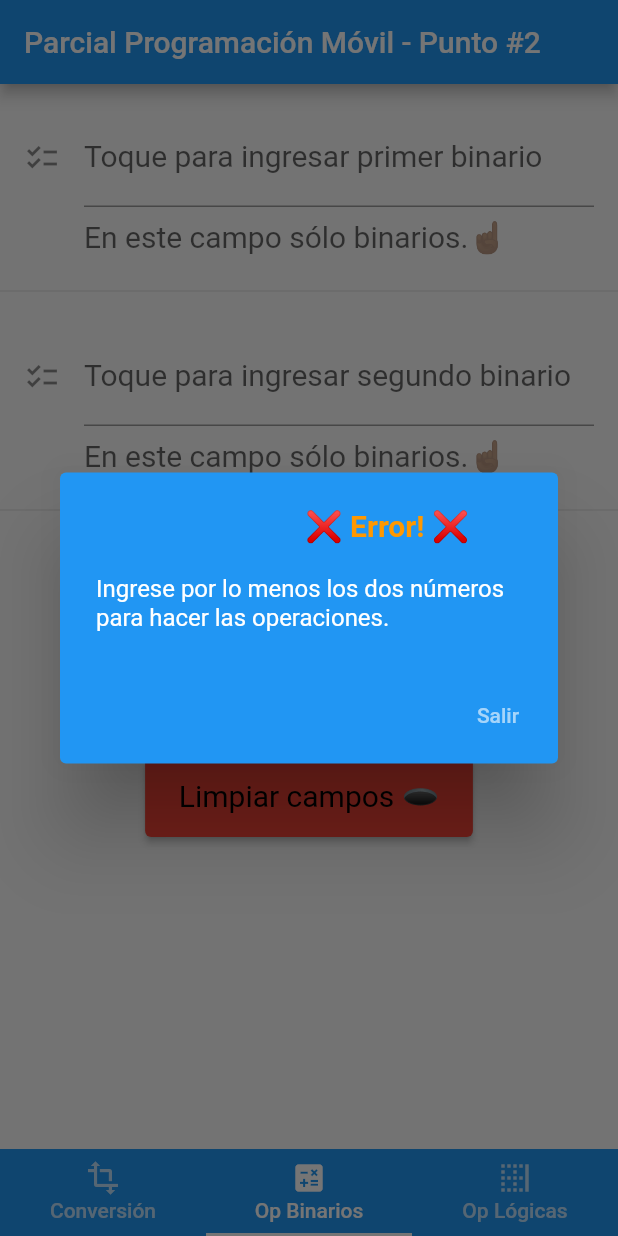
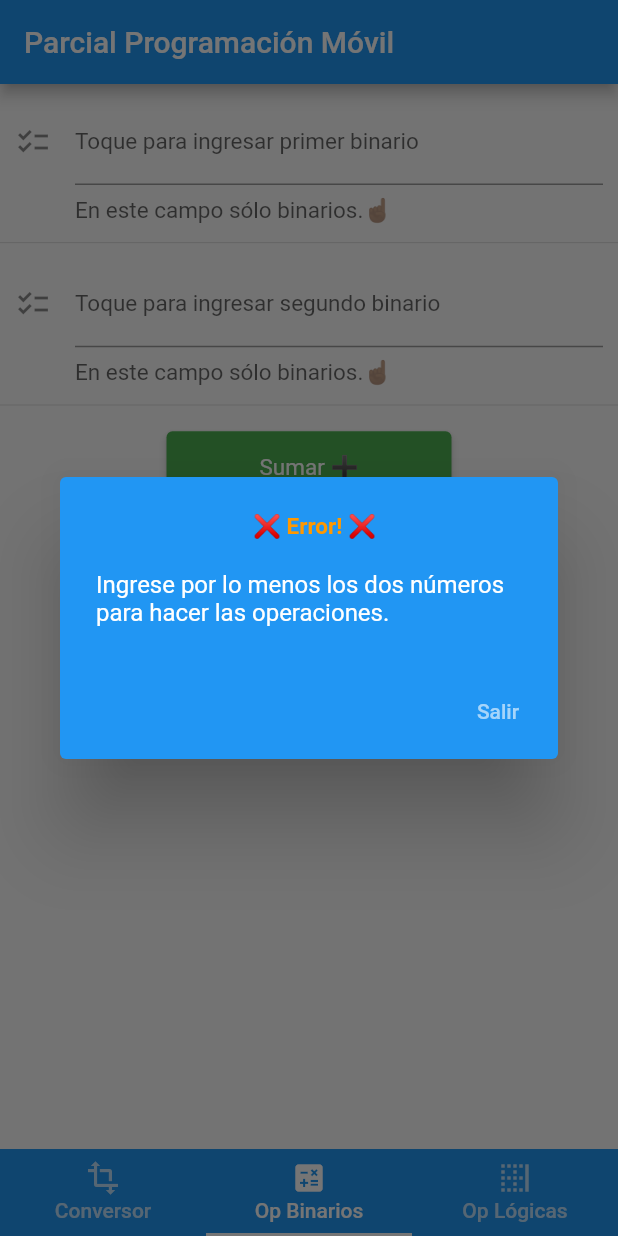
Before and after one commit to JesielPalacios/calculadorapp-binaria, a Flutter app: the screen it shows after launch, item 2 of the bottom bar chosen, after a tap on "Sumar ➕", on a phone screen of 412 x 824 dp. Run offline on Flutter 3.47's test engine with Material 2 defaults, Android fonts, the phone set to English and light mode, and no system bars.

Commit message:
Cambia estilos de botones.

```diff
--- a/lib/pages/menuTabs/conversionesNum/estructura.dart
+++ b/lib/pages/menuTabs/conversionesNumericas/estructura.dart
@@ -1,4 +1,5 @@
 import 'package:flutter/material.dart';
+import 'package:parcial_prog_movil/pages/menuTabs/widgesPersonalizados/estilosBotones.dart';
 
 class EstructuraConversiones extends StatefulWidget {
   @override
@@ -17,27 +18,27 @@ class _EstructuraConversiones extends State<EstructuraConversiones> {
     setState(() {
       if (tipo == 'decimal') {
         inputBinarios.text = int.parse(value).toRadixString(2).padLeft(4, '0');
-        inputOctales.text = int.parse(value).toRadixString(8);
+        inputOctales.text = int.parse(value).toRadixString(16);
         inputHexadecimales.text = int.parse(value).toRadixString(16);
       } else if (tipo == 'binario') {
         inputDecimales.text = int.parse(value, radix: 2).toString();
-        inputOctales.text = int.parse(value, radix: 2).toRadixString(8);
+        inputOctales.text = int.parse(value, radix: 2).toRadixString(16);
         inputHexadecimales.text = int.parse(value, radix: 2).toRadixString(16);
       } else if (tipo == 'octal') {
-        inputDecimales.text = int.parse(value, radix: 8).toString();
+        inputDecimales.text = int.parse(value, radix: 16).toString();
         inputBinarios.text =
-            int.parse(value, radix: 8).toRadixString(2).padLeft(4, '0');
-        inputHexadecimales.text = int.parse(value, radix: 8).toRadixString(16);
+            int.parse(value, radix: 16).toRadixString(2).padLeft(4, '0');
+        inputHexadecimales.text = int.parse(value, radix: 16).toRadixString(16);
       } else if (tipo == 'hexadecimal') {
         inputDecimales.text = int.parse(value, radix: 16).toString();
         inputBinarios.text =
             int.parse(value, radix: 16).toRadixString(2).padLeft(4, '0');
-        inputOctales.text = int.parse(value, radix: 16).toRadixString(8);
+        inputOctales.text = int.parse(value, radix: 16).toRadixString(16);
       }
     });
   }
 
-  void limpiarCampos() {
+  void limpiarCampos([dynamic valorDefecto]) {
     inputDecimales.text = "";
     inputBinarios.text = "";
     inputOctales.text = "";
@@ -47,98 +48,87 @@ class _EstructuraConversiones extends State<EstructuraConversiones> {
   @override
   Widget build(BuildContext context) {
     return Scaffold(
-        appBar: AppBar(title: Text("Parcial Programación Móvil - Punto #1")),
+        appBar: AppBar(title: Text("Parcial Programación Móvil")),
         body: Container(
             child: Center(
                 child: ListView(
           children: [
-            Column(mainAxisAlignment: MainAxisAlignment.start, children: [
-              Align(alignment: Alignment.center),
+            Column(children: [
               Padding(
-                  padding: EdgeInsets.all(16.0),
+                  padding:
+                      EdgeInsets.only(top: 0, bottom: 0, left: 16, right: 16),
                   child: TextField(
                       keyboardType: TextInputType.number,
                       controller: inputDecimales,
-                      style: TextStyle(fontSize: 20, color: Colors.green),
+                      style: TextStyle(fontSize: 15, color: Colors.green),
                       onChanged: (String value) async =>
                           convertirValores(value, 'decimal'),
                       decoration: InputDecoration(
                         icon: Icon(Icons.checklist),
-                        labelText: "Toque para ingresar un número en decimal",
+                        labelText: "Toque para ingresar decimal",
                         hintText: "Decimal",
-                        helperText: "En este campo sólo decimales.☝🏾",
-                        helperStyle: TextStyle(fontSize: 20.0),
+                        helperText: "Sólo decimales.☝🏾",
+                        helperStyle: TextStyle(fontSize: 15),
                       ))),
               Row(children: <Widget>[
-                Expanded(child: Divider()),
+                Expanded(child: Divider(height: 5)),
               ]),
               Padding(
-                  padding: EdgeInsets.all(16.0),
+                  padding:
+                      EdgeInsets.only(top: 0, bottom: 0, left: 16, right: 16),
                   child: TextField(
                       keyboardType: TextInputType.number,
                       controller: inputBinarios,
-                      style: TextStyle(fontSize: 20, color: Colors.green),
+                      style: TextStyle(fontSize: 15, color: Colors.green),
                       onChanged: (String value) async =>
                           convertirValores(value, 'binario'),
                       decoration: InputDecoration(
                         icon: Icon(Icons.checklist),
-                        labelText: "Toque para ingresar un número en binario",
+                        labelText: "Toque para ingresar binario",
                         hintText: "Binario",
-                        helperText: "En este campo sólo binarios.☝🏾",
-                        helperStyle: TextStyle(fontSize: 20.0),
+                        helperText: "Sólo binarios.☝🏾",
+                        helperStyle: TextStyle(fontSize: 15),
                       ))),
               Row(children: <Widget>[
-                Expanded(child: Divider()),
+                Expanded(child: Divider(height: 5)),
               ]),
               Padding(
-                  padding: EdgeInsets.all(16.0),
+                  padding:
+                      EdgeInsets.only(top: 0, bottom: 0, left: 16, right: 16),
                   child: TextField(
                       keyboardType: TextInputType.number,
                       controller: inputOctales,
-                      style: TextStyle(fontSize: 20, color: Colors.green),
+                      style: TextStyle(fontSize: 15, color: Colors.green),
                       onChanged: (String value) async =>
                           convertirValores(value, 'octal'),
                       decoration: InputDecoration(
                         icon: Icon(Icons.checklist),
-                        labelText: "Toque para ingresar un número en octal",
+                        labelText: "Toque para ingresar octal",
                         hintText: "Octal",
-                        helperText: "En este campo sólo octales.☝🏾",
-                        helperStyle: TextStyle(fontSize: 20.0),
+                        helperText: "Sólo octales.☝🏾",
+                        helperStyle: TextStyle(fontSize: 15),
                       ))),
               Row(children: <Widget>[
-                Expanded(child: Divider()),
+                Expanded(child: Divider(height: 5)),
               ]),
               Padding(
-                  padding: EdgeInsets.all(16.0),
+                  padding:
+                      EdgeInsets.only(top: 0, bottom: 0, left: 16, right: 16),
                   child: TextField(
                       keyboardType: TextInputType.number,
                       controller: inputHexadecimales,
-                      style: TextStyle(fontSize: 20, color: Colors.green),
+                      style: TextStyle(fontSize: 15, color: Colors.green),
                       onChanged: (String value) async =>
                           convertirValores(value, 'hexadecimal'),
                       decoration: InputDecoration(
                         icon: Icon(Icons.checklist),
-                        labelText:
-                            "Toque para ingresar un número en hexadecimal",
+                        labelText: "Toque para ingresar hexadecimal",
                         hintText: "hexadecimal",
-                        helperText: "En este campo sólo hexadecimales.☝🏾",
-                        helperStyle: TextStyle(fontSize: 20.0),
+                        helperText: "Sólo hexadecimales.☝🏾",
+                        helperStyle: TextStyle(fontSize: 15),
                       ))),
-              Row(children: <Widget>[
-                Expanded(child: Divider()),
-              ]),
-              Padding(
-                padding: EdgeInsets.all(16.0),
-                child: ElevatedButton(
-                    style: ElevatedButton.styleFrom(
-                        textStyle:
-                            TextStyle(fontSize: 20, color: Colors.orange),
-                        padding: EdgeInsets.only(
-                            left: 71, right: 71, bottom: 15, top: 15),
-                        primary: Colors.red),
-                    child: Text("Limpiar campos 🕳"),
-                    onPressed: () => limpiarCampos()),
-              ),
+              boton(limpiarCampos, 'Limpiar campos', '', true),
+              // mostrarBotonLimpiarCampos(limpiarCampos)
             ])
           ],
         ))));
--- a/lib/pages/menuTabs/operacionesBinarios/estructura.dart
+++ b/lib/pages/menuTabs/operacionesBinarios/estructura.dart
@@ -1,5 +1,6 @@
 import 'package:flutter/material.dart';
 import 'package:flutter/services.dart';
+import 'package:parcial_prog_movil/pages/menuTabs/widgesPersonalizados/estilosBotones.dart';
 
 class EstructuraOperacionesBinarios extends StatefulWidget {
   @override
@@ -29,9 +30,11 @@ class _EstructuraOperacionesBinarios
     });
   }
 
-  void limpiarCampos() {
+  void limpiarCampos([dynamic valorDefecto]) {
     inputBinario1.text = "";
     inputBinario2.text = "";
+    binario1 = 0;
+    binario2 = 0;
   }
 
   void operar(String operacion) {
@@ -48,7 +51,7 @@ class _EstructuraOperacionesBinarios
           elevation: 24.0,
           backgroundColor: Colors.blue,
           titleTextStyle: TextStyle(
-              fontWeight: FontWeight.bold, color: Colors.white, fontSize: 20.0),
+              fontWeight: FontWeight.bold, color: Colors.white, fontSize: 15),
           actions: [
             TextButton(
                 onPressed: () {
@@ -83,7 +86,7 @@ class _EstructuraOperacionesBinarios
           elevation: 24.0,
           backgroundColor: Colors.blue,
           titleTextStyle: TextStyle(
-              fontWeight: FontWeight.bold, color: Colors.white, fontSize: 20.0),
+              fontWeight: FontWeight.bold, color: Colors.white, fontSize: 15),
           actions: [
             TextButton(
                 onPressed: () {
@@ -119,19 +122,18 @@ class _EstructuraOperacionesBinarios
 
   @override
   Widget build(BuildContext context) {
-    final ButtonStyle style =
-        ElevatedButton.styleFrom(
-            textStyle: const TextStyle(fontSize: 20),
-            padding: EdgeInsets.only(left: 65, right: 65, bottom: 15, top: 15),
-            primary: Colors.green);
+    final ButtonStyle style = ElevatedButton.styleFrom(
+        textStyle: const TextStyle(fontSize: 15),
+        padding: EdgeInsets.only(left: 62, right: 62, bottom: 15, top: 15),
+        primary: Colors.green);
 
-    final ButtonStyle eliminar = ElevatedButton.styleFrom(
-        textStyle: const TextStyle(fontSize: 20, color: Colors.orange),
-        padding: EdgeInsets.only(left: 22.5, right: 22.5, bottom: 15, top: 15),
-        primary: Colors.red);
+    // final ButtonStyle eliminar = ElevatedButton.styleFrom(
+    //     textStyle: const TextStyle(fontSize: 15, color: Colors.orange),
+    //     padding: EdgeInsets.only(left: 22.5, right: 22.5, bottom: 15, top: 15),
+    //     primary: Colors.red);
 
     return Scaffold(
-        appBar: AppBar(title: Text("Parcial Programación Móvil - Punto #2")),
+        appBar: AppBar(title: Text("Parcial Programación Móvil")),
         body: Container(
             child: Center(
                 child: ListView(
@@ -139,11 +141,11 @@ class _EstructuraOperacionesBinarios
             Column(mainAxisAlignment: MainAxisAlignment.center, children: [
               Align(alignment: Alignment.center),
               Padding(
-                  padding: EdgeInsets.all(16.0),
+                  padding: EdgeInsets.all(10),
                   child: TextField(
                       keyboardType: TextInputType.number,
                       controller: inputBinario1,
-                      style: TextStyle(fontSize: 20, color: Colors.green),
+                      style: TextStyle(fontSize: 15, color: Colors.green),
                       onChanged: (String value) =>
                           controladorDeCampos(value, 'binario1'),
                       decoration: InputDecoration(
@@ -151,17 +153,18 @@ class _EstructuraOperacionesBinarios
                         labelText: "Toque para ingresar primer binario",
                         hintText: "Binario 1",
                         helperText: "En este campo sólo binarios.☝🏾",
-                        helperStyle: TextStyle(fontSize: 20.0),
+                        helperStyle: TextStyle(fontSize: 15),
                       ))),
+
               Row(children: <Widget>[
-                Expanded(child: Divider()),
+                Expanded(child: Divider(height: 5)),
               ]),
               Padding(
-                padding: EdgeInsets.all(16.0),
+                padding: EdgeInsets.all(10),
                 child: TextField(
                     keyboardType: TextInputType.number,
                     controller: inputBinario2,
-                    style: TextStyle(fontSize: 20, color: Colors.green),
+                    style: TextStyle(fontSize: 15, color: Colors.green),
                     onChanged: (String value) =>
                         controladorDeCampos(value, 'binario2'),
                     decoration: InputDecoration(
@@ -169,19 +172,21 @@ class _EstructuraOperacionesBinarios
                       labelText: "Toque para ingresar segundo binario",
                       hintText: "Binario 2",
                       helperText: "En este campo sólo binarios.☝🏾",
-                      helperStyle: TextStyle(fontSize: 20.0),
+                      helperStyle: TextStyle(fontSize: 15),
                     )),
               ),
               Row(children: <Widget>[
-                Expanded(child: Divider()),
+                Expanded(child: Divider(height: 5)),
               ]),
+
               Padding(
-                padding: EdgeInsets.all(16.0),
+                padding: EdgeInsets.all(15.0),
                 child: ElevatedButton(
                     style: style,
                     child: Text("Sumar ➕"),
                     onPressed: () => operar('suma')),
               ),
+
               Padding(
                 padding: EdgeInsets.only(bottom: 0),
                 child: ElevatedButton(
@@ -189,14 +194,15 @@ class _EstructuraOperacionesBinarios
                     child: Text("Restar ➖"),
                     onPressed: () => operar('resta')),
               ),
-              Padding(
-                padding: EdgeInsets.all(16.0),
-                child: ElevatedButton(
-                    style: eliminar,
-                    child: Text("Limpiar campos 🕳",
-                        style: TextStyle(color: Colors.black)),
-                    onPressed: () => limpiarCampos()),
-              ),
+              // Padding(
+              //   padding: EdgeInsets.all(10),
+              //   child: ElevatedButton(
+              //       style: eliminar,
+              //       child: Text("Limpiar campos 🕳",
+              //           style: TextStyle(color: Colors.black)),
+              //       onPressed: () => limpiarCampos()),
+              // ),
+              mostrarBotonLimpiarCampos(limpiarCampos)
             ])
           ],
         ))));
--- /dev/null
+++ b/lib/pages/menuTabs/widgesPersonalizados/estilosBotones.dart
@@ -0,0 +1,88 @@
+import 'package:flutter/material.dart';
+
+mostrarBotonLimpiarCampos(limpiarCampos) {
+  return Padding(
+    padding: EdgeInsets.all(15.0),
+    child: ElevatedButton(
+        style: ElevatedButton.styleFrom(
+            padding:
+                EdgeInsets.only(left: 22.5, right: 22.5, bottom: 15, top: 15),
+            primary: Colors.blue),
+        child: RichText(
+          text: TextSpan(
+            children: [
+              TextSpan(
+                  text: "Limpiar campos ",
+                  style: TextStyle(fontSize: 16, color: Colors.white)),
+              WidgetSpan(
+                child: Icon(
+                  Icons.delete,
+                  size: 22.5,
+                ),
+              )
+            ],
+          ),
+        ),
+        onPressed: () => limpiarCampos()),
+  );
+}
+
+boton(Function funcion, String texto,
+    [String operacion = 'sdcsd', bool eliminar = false]) {
+  print(operacion);
+  print(operacion);
+  print(operacion);
+  print(operacion);
+  print(operacion);
+  print(operacion);
+  print(operacion);
+  print(operacion);
+  print(operacion);
+  print(operacion);
+  print(operacion);
+  print(operacion);
+  print(operacion);
+  return eliminar
+      ? Padding(
+          padding: EdgeInsets.only(bottom: 15),
+          child: ElevatedButton(
+              style: ElevatedButton.styleFrom(
+                  padding: EdgeInsets.only(
+                      left: 22.5, right: 22.5, bottom: 15, top: 15),
+                  primary: Colors.blue),
+              child: RichText(
+                text: TextSpan(
+                  children: [
+                    TextSpan(
+                        text: texto,
+                        style: TextStyle(fontSize: 16, color: Colors.white)),
+                    WidgetSpan(
+                      child: Icon(
+                        Icons.delete,
+                        size: 22.5,
+                      ),
+                    )
+                  ],
+                ),
+              ),
+              onPressed: () => funcion('$operacion')),
+        )
+      : Padding(
+          padding: EdgeInsets.only(bottom: 15),
+          child: ElevatedButton(
+              style: ElevatedButton.styleFrom(
+                  padding: EdgeInsets.only(
+                      left: 22.5, right: 22.5, bottom: 15, top: 15),
+                  primary: Colors.blue),
+              child: RichText(
+                text: TextSpan(
+                  children: [
+                    TextSpan(
+                        text: texto,
+                        style: TextStyle(fontSize: 16, color: Colors.white)),
+                  ],
+                ),
+              ),
+              onPressed: () => funcion('$operacion')),
+        );
+}
--- a/lib/pages/tabs.dart
+++ b/lib/pages/tabs.dart
@@ -1,6 +1,5 @@
 import 'package:flutter/material.dart';
-import 'package:parcial_prog_movil/pages/menuTabs/conversionesNum/estructura.dart';
-import 'package:parcial_prog_movil/pages/menuTabs/ejemplotextfieldyalert/estructura.dart';
+import 'package:parcial_prog_movil/pages/menuTabs/conversionesNumericas/estructura.dart';
 import 'package:parcial_prog_movil/pages/menuTabs/operacionesBinarios/estructura.dart';
 import 'package:parcial_prog_movil/pages/menuTabs/operacionesLogicas/estructura.dart';
 import 'package:parcial_prog_movil/pages/tabbarpersonalizado.dart';
@@ -33,7 +32,7 @@ class _EjemploTabs extends State<EjemploTabs> {
                   indicatorColor: Colors.white,
                   tabs: [
                     Tab(
-                        text: 'Conversión',
+                        text: 'Conversor',
                         icon: Icon(Icons.transform),
                         iconMargin: const EdgeInsets.only(bottom: 2.0)),
                     Tab(
```
Also changed, not shown: lib/pages/menuTabs/operacionesLogicas/estructura.dart (+13 -37 lines), z copy.dart (added, +69 -0 lines), z.dart (added, +80 -0 lines).
